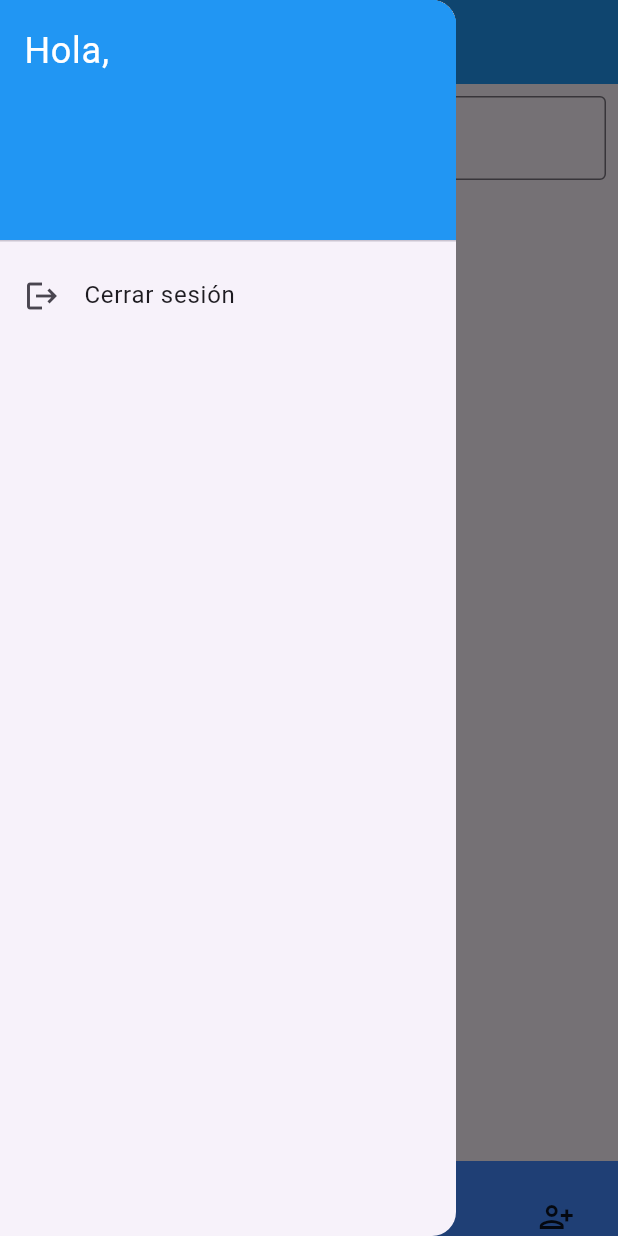
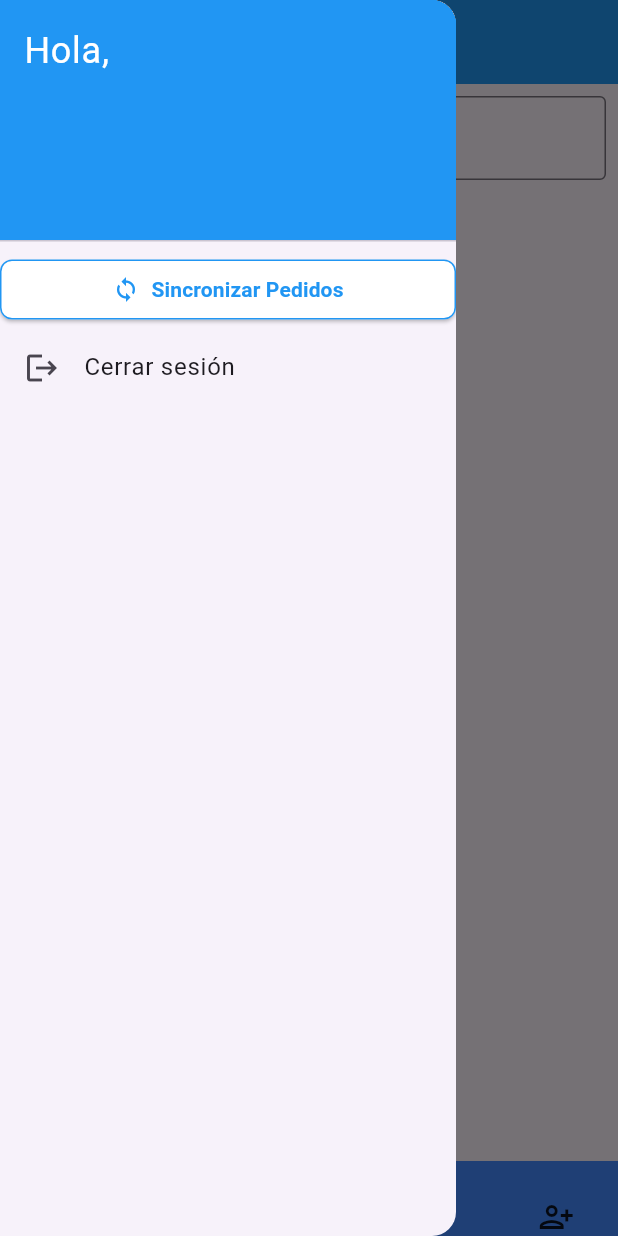
Before and after one commit to Victor-8a/SYNC-PRO-MOBILE, a Flutter app: the SecondPage screen opened directly, with the side drawer open, on a phone screen of 412 x 824 dp. Run offline on Flutter 3.47's test engine with Material 3 defaults, Android fonts, the phone set to English and light mode, and no system bars; drawn by our look-alikes of curved_navigation_bar; our stand-ins replace connectivity_plus, flutter_bloc, fluttertoast, rxdart, shared_preferences, sqflite; accounts and stored records are empty; network calls fail.

```diff
--- a/lib/Inicio/second_page.dart
+++ b/lib/Inicio/second_page.dart
@@ -1,5 +1,6 @@
 import 'package:flutter/material.dart';
 import 'package:shared_preferences/shared_preferences.dart';
+import 'package:sync_pro_mobile/Pantallas/pagina_pedidos.dart';
 import 'package:sync_pro_mobile/services/warning_widget_cubit.dart';
 import '../main.dart';
 import '../Pantallas/pagina_inventario.dart';
@@ -108,6 +109,33 @@ Future<void> _loadUserName() async {
                 ),
               ),
             ),
+                     ElevatedButton(
+  onPressed: () async {
+    await syncOrders();
+  },
+  style: ElevatedButton.styleFrom(
+    backgroundColor: Colors.white, // Color de fondo del botón (blanco)
+    iconColor: Colors.blue, // Color del texto (azul)
+    shape: RoundedRectangleBorder(
+      borderRadius: BorderRadius.circular(8), // Bordes redondeados
+      side: BorderSide(color: Colors.blue), // Borde con color azul
+    ),
+  ),
+  child: Row(
+    mainAxisAlignment: MainAxisAlignment.center,
+    children: [
+      Icon(Icons.sync, color: Colors.blue), // Icono de sincronización azul
+      SizedBox(width: 8), // Espacio entre el icono y el texto
+      Text(
+        'Sincronizar Pedidos',
+        style: TextStyle(
+          color: Colors.blue, // Color del texto (azul)
+          fontWeight: FontWeight.bold, // Negrita
+        ),
+      ),
+    ],
+  ),
+),
             ListTile(
               leading: const Icon(Icons.logout),
               title: const Text('Cerrar sesión'),
@@ -116,6 +144,7 @@ Future<void> _loadUserName() async {
           ],
         ),
       ),
+
       body: Column(
         children: [
            WarningWidgetCubit(),
```
Also changed, not shown: lib/Pantallas/pagina_pedidos.dart (+103 -10 lines), lib/db/dbDetallePedidos.dart (+23 -8 lines), lib/db/dbPedidos.dart (+20 -5 lines).
